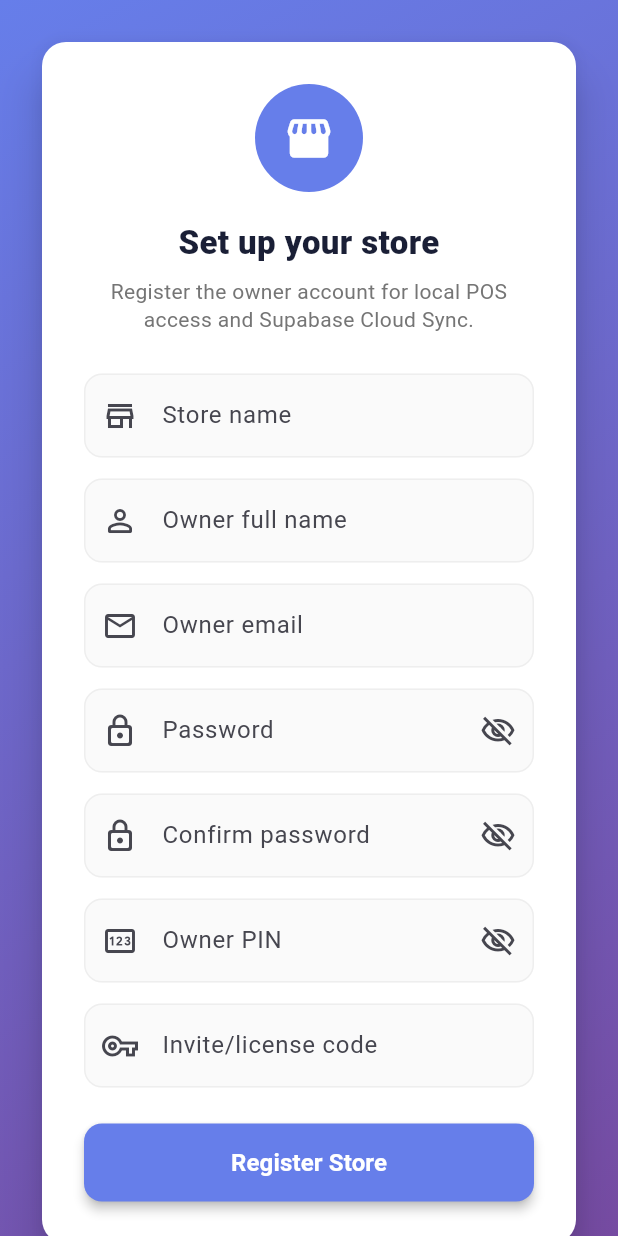
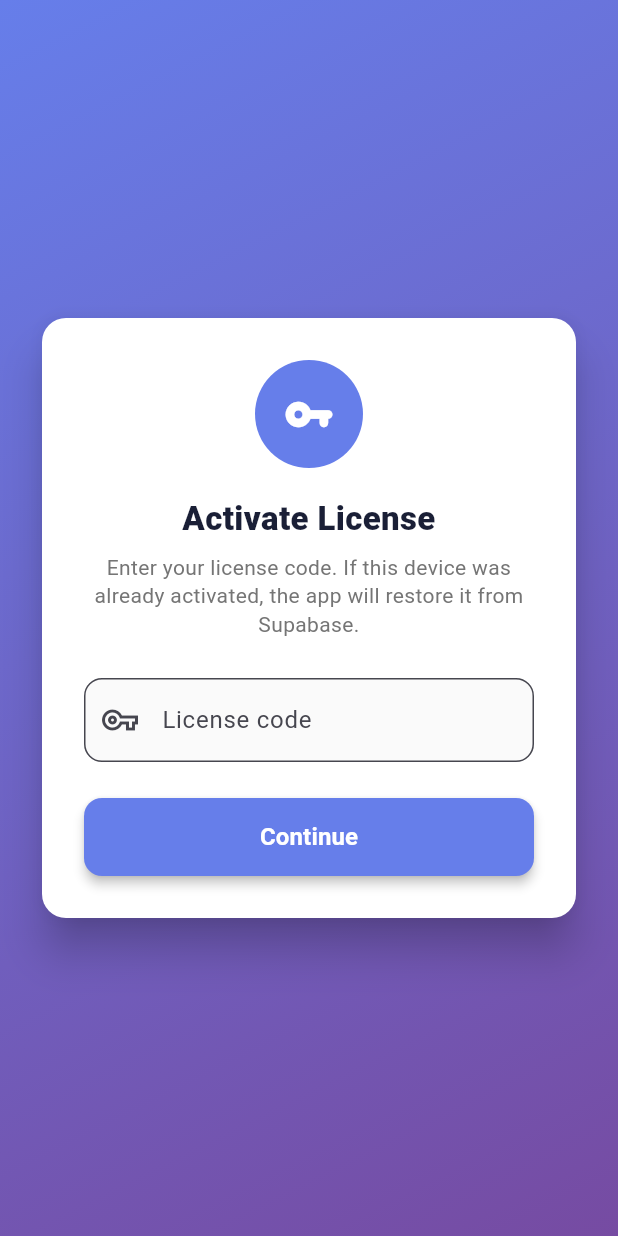
Before and after one commit to hanhyojo22/JMPOS, a Flutter app: the screen it shows after launch, on a phone screen of 412 x 824 dp. Run offline on Flutter 3.47's test engine with Material 3 defaults, Android fonts, the phone set to English and light mode, and no system bars; our stand-ins replace file_picker, flutter_secure_storage, image_picker, shared_preferences, sqflite_sqlcipher, supabase_flutter and 1 more; missing offline and left inert: file_saver, mobile_scanner; accounts and stored records are empty.

Commit message:
back to sync

```diff
--- a/lib/main.dart
+++ b/lib/main.dart
@@ -6,6 +6,7 @@ import 'package:pos_app/database/database_helper.dart';
 import 'package:pos_app/services/env_config.dart';
 import 'package:pos_app/services/license_activation_service.dart';
 import 'package:supabase_flutter/supabase_flutter.dart';
+import 'pages/license_check_page.dart';
 import 'pages/login.dart';
 import 'pages/owner_setup.dart';
 
@@ -185,7 +186,7 @@ class StartupGate extends StatelessWidget {
           _StartupState.needsLocalOwner => const OwnerSetupPage(
             activationRestored: true,
           ),
-          _ => const OwnerSetupPage(),
+          _ => const LicenseCheckPage(),
         };
       },
     );
--- /dev/null
+++ b/lib/pages/license_check_page.dart
@@ -0,0 +1,241 @@
+import 'package:flutter/material.dart';
+import 'package:flutter/services.dart';
+import 'package:pos_app/database/database_helper.dart';
+import 'package:pos_app/services/license_activation_service.dart';
+
+import 'login.dart';
+import 'owner_setup.dart';
+
+class LicenseCheckPage extends StatefulWidget {
+  const LicenseCheckPage({super.key});
+
+  @override
+  State<LicenseCheckPage> createState() => _LicenseCheckPageState();
+}
+
+class _LicenseCheckPageState extends State<LicenseCheckPage> {
+  final _formKey = GlobalKey<FormState>();
+  final _licenseController = TextEditingController();
+  bool _isChecking = false;
+  String? _error;
+
+  @override
+  void dispose() {
+    _licenseController.dispose();
+    super.dispose();
+  }
+
+  Future<void> _checkLicense() async {
+    setState(() => _error = null);
+    if (!(_formKey.currentState?.validate() ?? false)) return;
+
+    setState(() => _isChecking = true);
+    try {
+      final result = await LicenseActivationService.instance.checkLicenseKey(
+        _licenseController.text,
+      );
+
+      if (!mounted) return;
+      if (result.activated) {
+        final hasOwner = await DatabaseHelper.instance.hasOwnerAccount();
+        if (!mounted) return;
+        Navigator.of(context).pushReplacement(
+          MaterialPageRoute(
+            builder: (_) => hasOwner
+                ? const LoginPage()
+                : const OwnerSetupPage(activationRestored: true),
+          ),
+        );
+        return;
+      }
+
+      Navigator.of(context).pushReplacement(
+        MaterialPageRoute(
+          builder: (_) => OwnerSetupPage(
+            verifiedLicenseKey: result.licenseKey,
+          ),
+        ),
+      );
+    } catch (e) {
+      if (!mounted) return;
+      setState(() {
+        _isChecking = false;
+        _error = e.toString().replaceFirst(RegExp(r'^Exception:\s*'), '');
+      });
+    }
+  }
+
+  String? _validateLicense(String? value) {
+    final code = value?.trim() ?? '';
+    if (code.isEmpty) return 'License code is required';
+    if (code.length < 4) return 'Code is too short';
+    if (code.length > 40) return 'Code is too long';
+    if (!RegExp(r'^[a-zA-Z0-9_-]+$').hasMatch(code)) {
+      return 'Use letters, numbers, dash, or underscore only';
+    }
+    return null;
+  }
+
+  @override
+  Widget build(BuildContext context) {
+    final isDark = Theme.of(context).brightness == Brightness.dark;
+    final cardColor = isDark ? const Color(0xFF111827) : Colors.white;
+    final primaryText = isDark
+        ? const Color(0xFFF8FAFC)
+        : const Color(0xFF1A1F36);
+    final secondaryText = isDark ? const Color(0xFFCBD5E1) : Colors.grey[600];
+
+    return AnnotatedRegion<SystemUiOverlayStyle>(
+      value: SystemUiOverlayStyle.light,
+      child: Scaffold(
+        backgroundColor: Colors.transparent,
+        extendBody: true,
+        extendBodyBehindAppBar: true,
+        body: Container(
+          decoration: const BoxDecoration(
+            gradient: LinearGradient(
+              begin: Alignment.topLeft,
+              end: Alignment.bottomRight,
+              colors: [Color(0xFF667eea), Color(0xFF764ba2)],
+            ),
+          ),
+          child: Center(
+            child: SingleChildScrollView(
+              padding: EdgeInsets.fromLTRB(
+                24,
+                MediaQuery.of(context).padding.top + 24,
+                24,
+                MediaQuery.of(context).padding.bottom + 24,
+              ),
+              child: Card(
+                color: cardColor,
+                elevation: 12,
+                shape: RoundedRectangleBorder(
+                  borderRadius: BorderRadius.circular(16),
+                ),
+                child: Padding(
+                  padding: const EdgeInsets.all(28),
+                  child: Form(
+                    key: _formKey,
+                    child: Column(
+                      mainAxisSize: MainAxisSize.min,
+                      crossAxisAlignment: CrossAxisAlignment.stretch,
+                      children: [
+                        Container(
+                          width: 72,
+                          height: 72,
+                          decoration: const BoxDecoration(
+                            color: Color(0xFF667EEA),
+                            shape: BoxShape.circle,
+                          ),
+                          child: const Icon(
+                            Icons.vpn_key_rounded,
+                            color: Colors.white,
+                            size: 34,
+                          ),
+                        ),
+                        const SizedBox(height: 18),
+                        Text(
+                          'Activate License',
+                          textAlign: TextAlign.center,
+                          style: TextStyle(
+                            color: primaryText,
+                            fontSize: 22,
+                            fontWeight: FontWeight.w800,
+                          ),
+                        ),
+                        const SizedBox(height: 8),
+                        Text(
+                          'Enter your license code. If this device was already activated, the app will restore it from Supabase.',
+                          textAlign: TextAlign.center,
+                          style: TextStyle(
+                            color: secondaryText,
+                            fontSize: 14,
+                            height: 1.35,
+                          ),
+                        ),
+                        const SizedBox(height: 26),
+                        TextFormField(
+                          controller: _licenseController,
+                          textCapitalization: TextCapitalization.characters,
+                          textInputAction: TextInputAction.done,
+                          inputFormatters: [
+                            FilteringTextInputFormatter.allow(
+                              RegExp(r'[a-zA-Z0-9_-]'),
+                            ),
+                            LengthLimitingTextInputFormatter(40),
+                          ],
+                          onFieldSubmitted: (_) {
+                            if (!_isChecking) _checkLicense();
+                          },
+                          decoration: InputDecoration(
+                            labelText: 'License code',
+                            hintText: 'ABCD-1234',
+                            prefixIcon: const Icon(Icons.vpn_key_outlined),
+                            filled: true,
+                            fillColor: isDark
+                                ? const Color(0xFF1E293B)
+                                : Colors.grey[50],
+                            border: OutlineInputBorder(
+                              borderRadius: BorderRadius.circular(12),
+                            ),
+                          ),
+                          validator: _validateLicense,
+                        ),
+                        if (_error != null) ...[
+                          const SizedBox(height: 14),
+                          Text(
+                            _error!,
+                            style: const TextStyle(
+                              color: Color(0xFFDC2626),
+                              fontWeight: FontWeight.w600,
+                            ),
+                            textAlign: TextAlign.center,
+                          ),
+                        ],
+                        const SizedBox(height: 24),
+                        SizedBox(
+                          height: 52,
+                          child: ElevatedButton(
+                            onPressed: _isChecking ? null : _checkLicense,
+                            style: ElevatedButton.styleFrom(
+                              backgroundColor: const Color(0xFF667eea),
+                              foregroundColor: Colors.white,
+                              disabledBackgroundColor: const Color(
+                                0xFF667eea,
+                              ).withValues(alpha: 0.6),
+                              elevation: 3,
+                              shape: RoundedRectangleBorder(
+                                borderRadius: BorderRadius.circular(12),
+                              ),
+                            ),
+                            child: _isChecking
+                                ? const SizedBox(
+                                    width: 20,
+                                    height: 20,
+                                    child: CircularProgressIndicator(
+                                      strokeWidth: 2,
+                                      color: Colors.white,
+                                    ),
+                                  )
+                                : const Text(
+                                    'Continue',
+                                    style: TextStyle(
+                                      fontSize: 16,
+                                      fontWeight: FontWeight.w700,
+                                    ),
+                                  ),
+                          ),
+                        ),
+                      ],
+                    ),
+                  ),
+                ),
+              ),
+            ),
+          ),
+        ),
+      ),
+    );
+  }
+}
--- a/lib/pages/owner_setup.dart
+++ b/lib/pages/owner_setup.dart
@@ -6,9 +6,14 @@ import 'package:pos_app/services/license_activation_service.dart';
 import 'home.dart';
 
 class OwnerSetupPage extends StatefulWidget {
-  const OwnerSetupPage({super.key, this.activationRestored = false});
+  const OwnerSetupPage({
+    super.key,
+    this.activationRestored = false,
+    this.verifiedLicenseKey,
+  });
 
   final bool activationRestored;
+  final String? verifiedLicenseKey;
 
   @override
   State<OwnerSetupPage> createState() => _OwnerSetupPageState();
@@ -33,7 +38,6 @@ class _OwnerSetupPageState extends State<OwnerSetupPage> {
   final _passwordController = TextEditingController();
   final _confirmPasswordController = TextEditingController();
   final _pinController = TextEditingController();
-  final _inviteCodeController = TextEditingController();
 
   bool _isSaving = false;
   bool _obscurePassword = true;
@@ -49,7 +53,6 @@ class _OwnerSetupPageState extends State<OwnerSetupPage> {
     _passwordController.dispose();
     _confirmPasswordController.dispose();
     _pinController.dispose();
-    _inviteCodeController.dispose();
     super.dispose();
   }
 
@@ -65,7 +68,14 @@ class _OwnerSetupPageState extends State<OwnerSetupPage> {
     final password = _passwordController.text;
     final pin = _pinController.text.trim();
     if (!widget.activationRestored) {
-      final inviteCode = _inviteCodeController.text.trim().toUpperCase();
+      final inviteCode = widget.verifiedLicenseKey?.trim().toUpperCase() ?? '';
+      if (inviteCode.isEmpty) {
+        setState(() {
+          _isSaving = false;
+          _error = 'Verify a license before creating the owner account.';
+        });
+        return;
+      }
       try {
         await LicenseActivationService.instance.activateStore(
           licenseKey: inviteCode,
@@ -161,17 +171,6 @@ class _OwnerSetupPageState extends State<OwnerSetupPage> {
     if (pin.isEmpty) return 'Owner PIN is required';
     if (!RegExp(r'^\d{4,6}$').hasMatch(pin)) {
       return 'PIN must be 4 to 6 digits';
-    }
-    return null;
-  }
-
-  String? _validateInviteCode(String? value) {
-    final code = value?.trim() ?? '';
-    if (code.isEmpty) return 'Invite/license code is required';
-    if (code.length < 4) return 'Code is too short';
-    if (code.length > 40) return 'Code is too long';
-    if (!RegExp(r'^[a-zA-Z0-9_-]+$').hasMatch(code)) {
-      return 'Use letters, numbers, dash, or underscore only';
     }
     return null;
   }
@@ -402,29 +401,6 @@ class _OwnerSetupPageState extends State<OwnerSetupPage> {
                           ),
                           validator: _validatePin,
                         ),
-                        if (!widget.activationRestored) ...[
-                          const SizedBox(height: 14),
-                          TextFormField(
-                            controller: _inviteCodeController,
-                            textCapitalization: TextCapitalization.characters,
-                            textInputAction: TextInputAction.done,
-                            inputFormatters: [
-                              FilteringTextInputFormatter.allow(
-                                RegExp(r'[a-zA-Z0-9_-]'),
-                              ),
-                              LengthLimitingTextInputFormatter(40),
-                            ],
-                            onFieldSubmitted: (_) {
-                              if (!_isSaving) _completeSetup();
-                            },
-                            decoration: _fieldDecoration(
-                              label: 'Invite/license code',
-                              hint: 'ABCD-1234',
-                              icon: Icons.vpn_key_outlined,
-                            ),
-                            validator: _validateInviteCode,
-                          ),
-                        ],
                         if (_error != null) ...[
                           const SizedBox(height: 14),
                           Text(
--- a/lib/services/license_activation_service.dart
+++ b/lib/services/license_activation_service.dart
@@ -129,6 +129,48 @@ class LicenseActivationService {
     return readLocalActivation();
   }
 
+  Future<LicenseCheckResult> checkLicenseKey(String licenseKey) async {
+    _ensureConfigured();
+    final cleanedLicense = _sanitizeLicenseKey(licenseKey);
+    if (cleanedLicense.isEmpty) {
+      throw Exception('Enter a valid license code.');
+    }
+
+    final installationId = await getOrCreateInstallationId();
+    final response = await _postFunction(
+      'validate-license',
+      {
+        'installationId': installationId,
+        'licenseKey': cleanedLicense,
+      },
+    );
+
+    if (response == null) {
+      throw Exception('License check returned an empty response.');
+    }
+
+    final activated = response['activated'] == true;
+    if (activated) {
+      await saveActivation(
+        licenseKey: response['licenseKey']?.toString() ?? cleanedLicense,
+        installationId: installationId,
+        storeId: response['storeId']?.toString() ?? '',
+        activationToken: response['activationToken']?.toString() ?? '',
+        storeName: response['storeName']?.toString(),
+      );
+    }
+
+    return LicenseCheckResult(
+      licenseKey: cleanedLicense,
+      exists: response['licenseExists'] == true,
+      activated: activated,
+      restored: response['restored'] == true,
+      storeId: response['storeId']?.toString(),
+      storeName: response['storeName']?.toString(),
+      message: response['message']?.toString(),
+    );
+  }
+
   Future<LicenseActivation> activateStore({
     required String licenseKey,
     required String storeName,
@@ -249,6 +291,12 @@ class LicenseActivationService {
     }
   }
 
+  String _sanitizeLicenseKey(String value) {
+    final cleaned = value.trim().toUpperCase();
+    if (!RegExp(r'^[A-Z0-9_-]{4,40}$').hasMatch(cleaned)) return '';
+    return cleaned;
+  }
+
   String _createUuidV4() {
     final random = Random.secure();
     final bytes = List<int>.generate(16, (_) => random.nextInt(256));
@@ -265,3 +313,23 @@ class LicenseActivationService {
     ].join('-');
   }
 }
+
+class LicenseCheckResult {
+  const LicenseCheckResult({
+    required this.licenseKey,
+    required this.exists,
+    required this.activated,
+    required this.restored,
+    this.storeId,
+    this.storeName,
+    this.message,
+  });
+
+  final String licenseKey;
+  final bool exists;
+  final bool activated;
+  final bool restored;
+  final String? storeId;
+  final String? storeName;
+  final String? message;
+}
```
Also changed, not shown: 1 other file.
